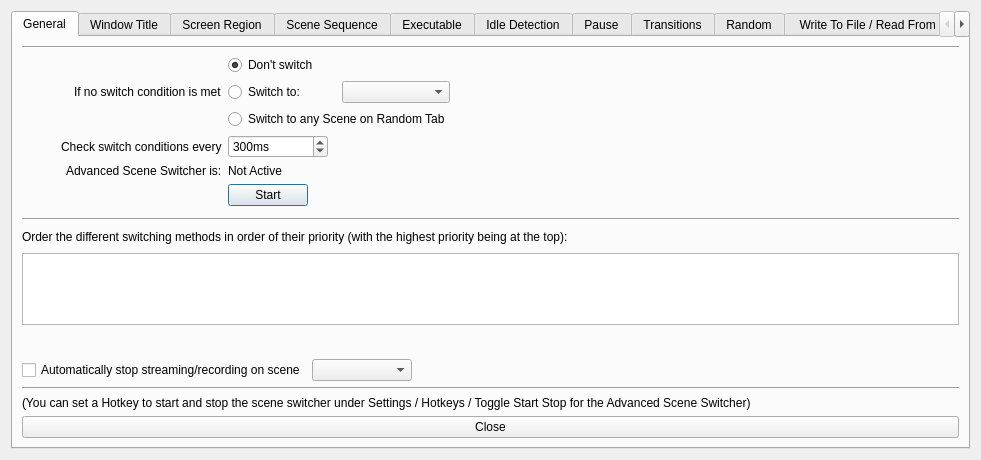
First picture: the form in forms/advanced-scene-switcher.ui, repository WarmUpTill/SceneSwitcher, before the edit.
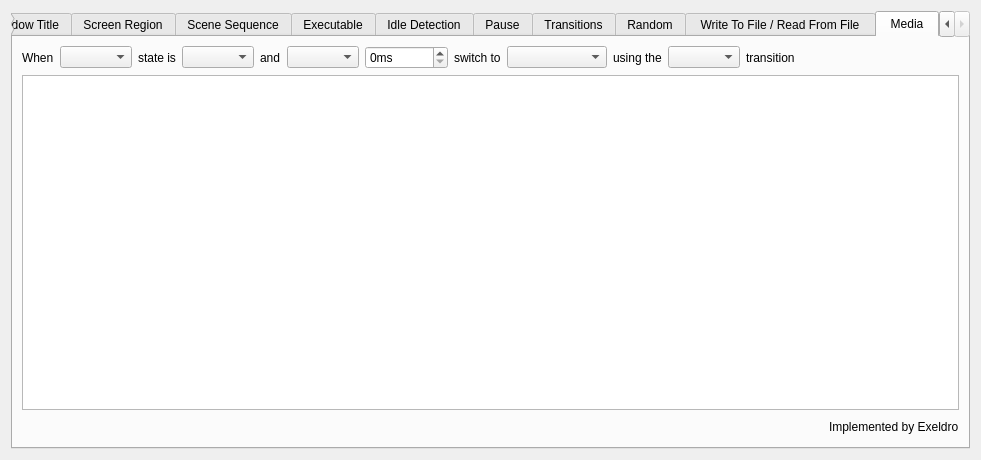
Second picture: the form after the edit. The open tabs and pages were chosen to show the change. Icons and pictures are not drawn.

```diff
--- a/forms/advanced-scene-switcher.ui
+++ b/forms/advanced-scene-switcher.ui
@@ -2373,6 +2373,176 @@
        </item>
       </layout>
      </widget>
+     <widget class="QWidget" name="mediaTab">
+      <attribute name="title">
+       <string> Media </string>
+      </attribute>
+      <layout class="QVBoxLayout" name="verticalLayout_11">
+       <item>
+        <layout class="QHBoxLayout" name="horizontalLayout_39">
+         <item>
+          <widget class="QLabel" name="label_48">
+           <property name="text">
+            <string>When</string>
+           </property>
+          </widget>
+         </item>
+         <item>
+          <widget class="QComboBox" name="mediaSources"/>
+         </item>
+         <item>
+          <widget class="QLabel" name="label_49">
+           <property name="text">
+            <string>state is</string>
+           </property>
+          </widget>
+         </item>
+         <item>
+          <widget class="QComboBox" name="mediaStates"/>
+         </item>
+         <item>
+          <widget class="QLabel" name="label_50">
+           <property name="text">
+            <string>and</string>
+           </property>
+          </widget>
+         </item>
+         <item>
+          <widget class="QComboBox" name="mediaTimeRestrictions"/>
+         </item>
+         <item>
+          <widget class="QSpinBox" name="mediaTime">
+           <property name="suffix">
+            <string notr="true">ms</string>
+           </property>
+           <property name="minimum">
+            <number>00</number>
+           </property>
+           <property name="maximum">
+            <number>1000000</number>
+           </property>
+          </widget>
+         </item>
+         <item>
+          <widget class="QLabel" name="label_51">
+           <property name="text">
+            <string>switch to</string>
+           </property>
+          </widget>
+         </item>
+         <item>
+          <widget class="QComboBox" name="mediaScenes">
+           <property name="minimumSize">
+            <size>
+             <width>100</width>
+             <height>0</height>
+            </size>
+           </property>
+          </widget>
+         </item>
+         <item>
+          <widget class="QLabel" name="label_52">
+           <property name="text">
+            <string>using the</string>
+           </property>
+          </widget>
+         </item>
+         <item>
+          <widget class="QComboBox" name="mediaTransitions"/>
+         </item>
+         <item>
+          <widget class="QLabel" name="label_53">
+           <property name="text">
+            <string>transition</string>
+           </property>
+          </widget>
+         </item>
+         <item>
+          <spacer name="horizontalSpacer_29">
+           <property name="orientation">
+            <enum>Qt::Horizontal</enum>
+           </property>
+           <property name="sizeHint" stdset="0">
+            <size>
+             <width>40</width>
+             <height>20</height>
+            </size>
+           </property>
+          </spacer>
+         </item>
+        </layout>
+       </item>
+       <item>
+        <widget class="QListWidget" name="mediaSwitches">
+         <property name="enabled">
+          <bool>true</bool>
+         </property>
+         <property name="sortingEnabled">
+          <bool>true</bool>
+         </property>
+        </widget>
+       </item>
+       <item>
+        <layout class="QHBoxLayout" name="horizontalLayout_40">
+         <property name="spacing">
+          <number>4</number>
+         </property>
+         <item>
+          <widget class="QPushButton" name="mediaAdd">
+           <property name="maximumSize">
+            <size>
+             <width>22</width>
+             <height>22</height>
+            </size>
+           </property>
+           <property name="flat">
+            <bool>true</bool>
+           </property>
+           <property name="themeID" stdset="0">
+            <string notr="true">addIconSmall</string>
+           </property>
+          </widget>
+         </item>
+         <item>
+          <widget class="QPushButton" name="mediaRemove">
+           <property name="maximumSize">
+            <size>
+             <width>22</width>
+             <height>22</height>
+            </size>
+           </property>
+           <property name="flat">
+            <bool>true</bool>
+           </property>
+           <property name="themeID" stdset="0">
+            <string notr="true">removeIconSmall</string>
+           </property>
+          </widget>
+         </item>
+         <item>
+          <spacer name="horizontalSpacer_35">
+           <property name="orientation">
+            <enum>Qt::Horizontal</enum>
+           </property>
+           <property name="sizeHint" stdset="0">
+            <size>
+             <width>40</width>
+             <height>20</height>
+            </size>
+           </property>
+          </spacer>
+         </item>
+         <item>
+          <widget class="QLabel" name="label_54">
+           <property name="text">
+            <string>Implemented by Exeldro</string>
+           </property>
+          </widget>
+         </item>
+        </layout>
+       </item>
+      </layout>
+     </widget>
     </widget>
    </item>
   </layout>
```
